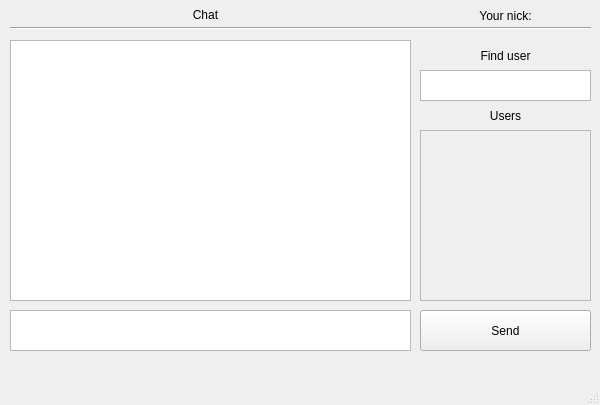
Before: the Qt Designer form client/client.ui in TheXirex/Client-Server-Chat, drawn with Qt 5.
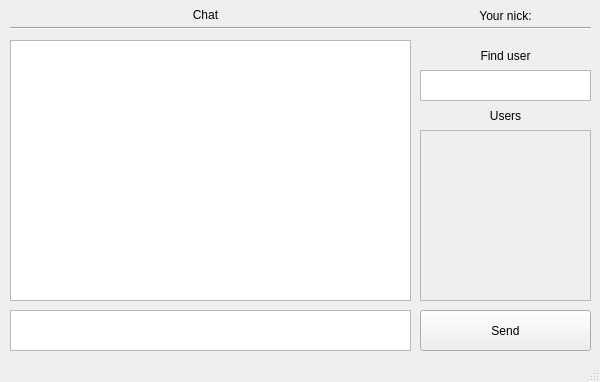
After: the same form once the commit is applied.

Commit message: Fixed bug with the size of client side

Diff of the .ui file:
```diff
--- a/client/client.ui
+++ b/client/client.ui
@@ -7,7 +7,7 @@
     <x>0</x>
     <y>0</y>
     <width>600</width>
-    <height>405</height>
+    <height>382</height>
    </rect>
   </property>
   <property name="windowTitle">
```
The commit also changes 1 other file.
